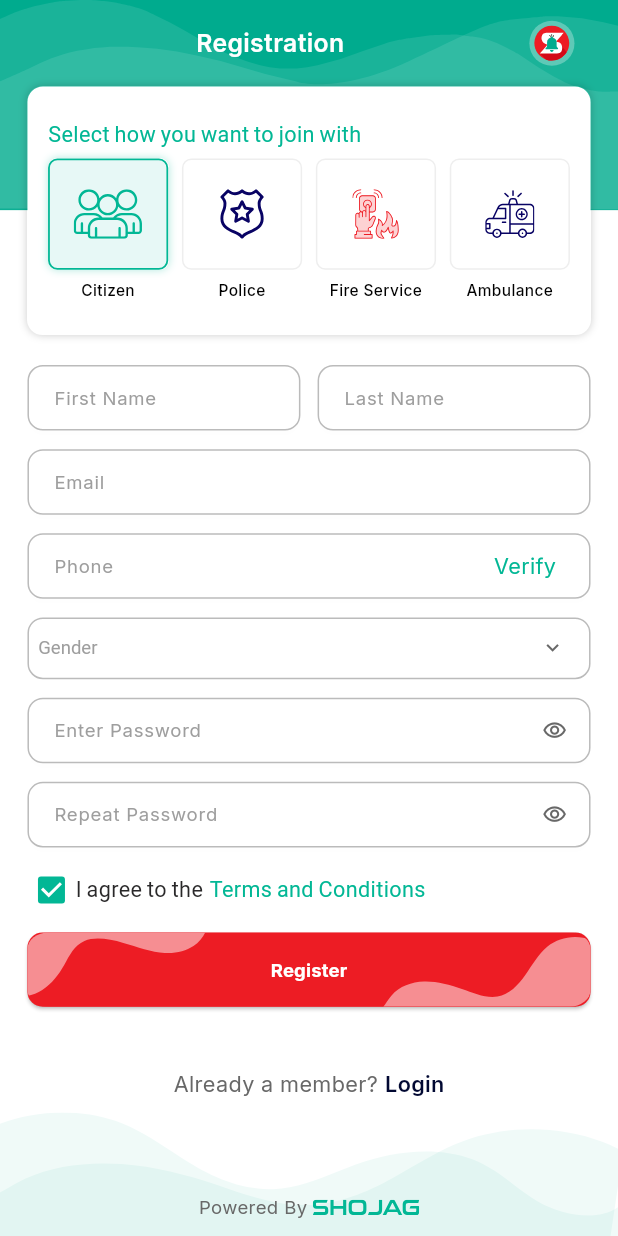
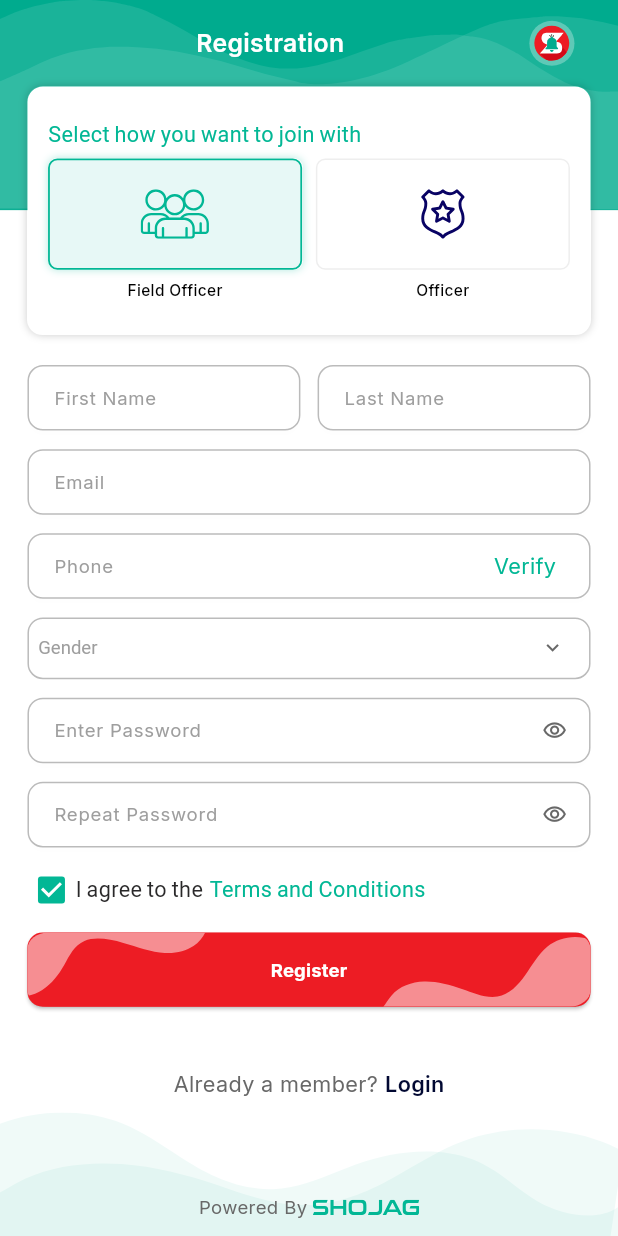
Before and after one commit to moniruzzamanrony/shojag-app, a Flutter app: the RegistrationPage screen opened by its route, on a phone screen of 412 x 824 dp. Run offline on Flutter 3.47's test engine with Material 3 defaults, Android fonts, the phone set to English and light mode, and no system bars; drawn by our look-alikes of dropdown_button2, flutter_animate, upgrader; our stand-ins replace animated_toggle_switch, cached_network_image, connectivity_plus, custom_refresh_indicator, device_info_plus, dio and 41 more; missing offline and left inert: background_location_tracker, float_column, flutter_sslcommerz, mapbox_maps_flutter, sqlite3, super_tooltip and 2 more; accounts and stored records are empty; generated files the repository leaves out were written again.

Commit message:
reg ui changed

```diff
--- a/lib/core/utils/enums/user_type.dart
+++ b/lib/core/utils/enums/user_type.dart
@@ -10,8 +10,8 @@
 ///
 enum UserType {
   none(0, 'none', 'None', 'নাই'),
-  citizen(1, 'citizen', 'Citizen', 'সিটিজেন'),
-  police(2, 'police', 'Police', 'পুলিশ'),
+  citizen(1, 'citizen', 'Field Officer', 'ফিল্ড অফিসার'), // previously citizen
+  police(2, 'police', 'Officer', 'অফিসার'), // previously police
   fireService(3, 'fire_service', 'Fire Service', 'ফায়ার সার্ভিস'),
   ambulance(4, 'ambulance', 'Ambulance', 'অ্যাম্বুলেন্স');
 
--- a/lib/feature/auth/presentation/page/login/login_page.dart
+++ b/lib/feature/auth/presentation/page/login/login_page.dart
@@ -172,7 +172,7 @@ class _LoginFormState extends State<_LoginForm> {
           isPhoneVerified: user.isPhoneVerified,
           hospitalOrAgency: user.hospitalOrAgency,
           policeId: user.policeId,
-          thana: user.thana,
+          // thana: user.thana,
           fireStation: user.fireStation,
           userType: user.userType.id,
           nid: user.nid,
--- a/lib/feature/auth/presentation/page/registration/forms/form_police_reg.dart
+++ b/lib/feature/auth/presentation/page/registration/forms/form_police_reg.dart
@@ -93,11 +93,11 @@ class _FormPoliceRegState extends State<FormPoliceReg> {
           _itemSeparator(),
           RegEmpIdWidget(empIdController: _policeIdController)
               .animate(key: UniqueKey(), delay: delay1, effects: effects),
-          _itemSeparator(),
+          /*_itemSeparator(),
           RegThanaWidget(
             thanaController: _organizationController,
             hintText: context.language.thana,
-          ).animate(key: UniqueKey(), delay: delay1, effects: effects),
+          ).animate(key: UniqueKey(), delay: delay1, effects: effects),*/
           _itemSeparator(),
           RegEmailWidget(emailController: _emailController)
               .animate(key: UniqueKey(), delay: delay1, effects: effects),
--- a/lib/feature/auth/presentation/page/registration/reg_button_widget.dart
+++ b/lib/feature/auth/presentation/page/registration/reg_button_widget.dart
@@ -187,7 +187,7 @@ class RegButtonWidget extends StatelessWidget {
           isPhoneVerified: user.isPhoneVerified,
           hospitalOrAgency: user.hospitalOrAgency,
           policeId: user.policeId,
-          thana: user.thana,
+          // thana: user.thana,
           fireStation: user.fireStation,
           userType: user.userType.id,
           nid: user.nid,
--- a/lib/feature/auth/presentation/page/registration/registration_page.dart
+++ b/lib/feature/auth/presentation/page/registration/registration_page.dart
@@ -190,7 +190,7 @@ class _RegistrationPageState extends State<RegistrationPage> {
               isSelected: value == UserType.police,
               title: ctx.language.police,
             )),
-            8.gapW,
+            /*8.gapW,
             Expanded(
                 child: RegUserTypeWidget(
               userType: UserType.fireService,
@@ -203,7 +203,7 @@ class _RegistrationPageState extends State<RegistrationPage> {
               userType: UserType.ambulance,
               isSelected: value == UserType.ambulance,
               title: ctx.language.ambulance,
-            )),
+            )),*/
           ],
         ),
       );
--- a/lib/feature/home/presentation/page/home_page.dart
+++ b/lib/feature/home/presentation/page/home_page.dart
@@ -86,7 +86,7 @@ class HomePage extends StatelessWidget {
                   buttonText: context.language.community,
                   buttonType: AlertType.community,
                 )),
-                Expanded(
+                /*Expanded(
                     child: HomeButtonWidget(
                   key: TutorialKeys.policeButtonKey,
                   backgroundColor: AppColors.policeCardColor,
@@ -112,7 +112,7 @@ class HomePage extends StatelessWidget {
                   icon: Assets.ambulanceSvg,
                   buttonText: context.language.ambulance,
                   buttonType: AlertType.ambulance,
-                )),
+                )),*/
               ],
             ),
           ],
--- a/lib/l10n/app_localizations.dart
+++ b/lib/l10n/app_localizations.dart
@@ -107,7 +107,7 @@ abstract class AppLocalizations {
   /// No description provided for @citizen.
   ///
   /// In en, this message translates to:
-  /// **'Citizen'**
+  /// **'Field Officer'**
   String get citizen;
 
   /// No description provided for @community.
@@ -119,7 +119,7 @@ abstract class AppLocalizations {
   /// No description provided for @police.
   ///
   /// In en, this message translates to:
-  /// **'Police'**
+  /// **'Officer'**
   String get police;
 
   /// No description provided for @ambulance.
--- a/lib/l10n/app_localizations_bn.dart
+++ b/lib/l10n/app_localizations_bn.dart
@@ -12,13 +12,13 @@ class AppLocalizationsBn extends AppLocalizations {
   String get app_title => 'সজাগ';
 
   @override
-  String get citizen => 'সিটিজেন';
+  String get citizen => 'ফিল্ড অফিসার';
 
   @override
   String get community => 'কমিউনিটি';
 
   @override
-  String get police => 'পুলিশ';
+  String get police => 'অফিসার';
 
   @override
   String get ambulance => 'আম্বুলেন্স';
--- a/lib/l10n/app_localizations_en.dart
+++ b/lib/l10n/app_localizations_en.dart
@@ -12,13 +12,13 @@ class AppLocalizationsEn extends AppLocalizations {
   String get app_title => 'Shojag';
 
   @override
-  String get citizen => 'Citizen';
+  String get citizen => 'Field Officer';
 
   @override
   String get community => 'Community';
 
   @override
-  String get police => 'Police';
+  String get police => 'Officer';
 
   @override
   String get ambulance => 'Ambulance';
--- a/lib/l10n/intl_bn.arb
+++ b/lib/l10n/intl_bn.arb
@@ -2,9 +2,9 @@
   "@@locale": "bn",
   "@@Common": "---------------Common---------------",
   "app_title": "সজাগ",
-  "citizen": "সিটিজেন",
+  "citizen": "ফিল্ড অফিসার",
   "community": "কমিউনিটি",
-  "police": "পুলিশ",
+  "police": "অফিসার",
   "ambulance": "আম্বুলেন্স",
   "fire_service": "ফায়ার সার্ভিস",
   "ok": "ওকে",
--- a/lib/l10n/intl_en.arb
+++ b/lib/l10n/intl_en.arb
@@ -2,9 +2,9 @@
   "@@locale": "en",
   "@@Common": "---------------Common---------------",
   "app_title": "Shojag",
-  "citizen": "Citizen",
+  "citizen": "Field Officer",
   "community": "Community",
-  "police": "Police",
+  "police": "Officer",
   "ambulance": "Ambulance",
   "fire_service": "Fire Service",
   "ok": "OK",
```
Also changed, not shown: lib/shared/presentation/provider/session_provider.dart (+4 -4 lines), lib/core/database/app_database.g.dart, lib/hive_registrar.g.dart (added), lib/shared/data/model/session_area_radius_model.g.dart, lib/shared/data/model/session_auth_model.g.dart, lib/shared/data/model/session_language_model.g.dart, lib/shared/data/model/session_list_sort_type_model.g.dart, lib/shared/data/model/session_location_lat_lng_model.g.dart, lib/shared/data/model/session_notification_settings_model.g.dart, lib/shared/data/model/session_premium_service_model.g.dart.
